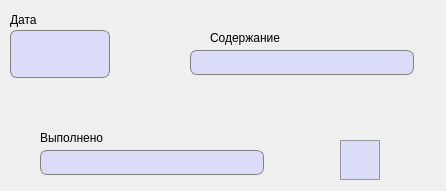
Old version of the form AddTask.ui in the repository FediiBohdan/TechService.
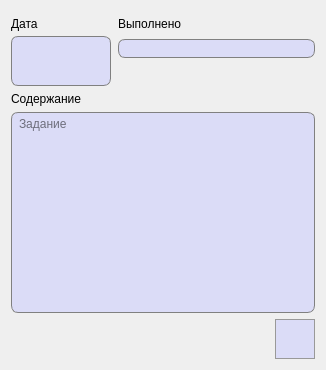
New version of the form. Icons and pictures are not drawn.

Commit message:
Tasks list at the desktop is working now + task windows are fixed
Still need to add the ability to add a task from the desktop

What changed in the file:
```diff
--- a/AddTask.ui
+++ b/AddTask.ui
@@ -6,66 +6,55 @@
    <rect>
     <x>0</x>
     <y>0</y>
-    <width>446</width>
-    <height>191</height>
+    <width>326</width>
+    <height>370</height>
    </rect>
   </property>
   <property name="windowTitle">
    <string>Добавление задания</string>
   </property>
+  <layout class="QGridLayout" name="gridLayout_2">
+   <item row="0" column="0">
+    <layout class="QGridLayout" name="gridLayout">
+     <property name="horizontalSpacing">
+      <number>7</number>
+     </property>
+     <property name="verticalSpacing">
+      <number>0</number>
+     </property>
+     <item row="0" column="0">
   <widget class="QLabel" name="label_8">
-   <property name="geometry">
-    <rect>
-     <x>10</x>
-     <y>9</y>
-     <width>100</width>
-     <height>21</height>
-    </rect>
+       <property name="minimumSize">
+        <size>
+         <width>0</width>
+         <height>25</height>
+        </size>
    </property>
    <property name="text">
     <string>Дата</string>
    </property>
   </widget>
-  <widget class="QLineEdit" name="timeLine">
-   <property name="geometry">
-    <rect>
-     <x>10</x>
-     <y>54</y>
-     <width>100</width>
-     <height>24</height>
-    </rect>
-   </property>
-   <property name="maximumSize">
+     </item>
+     <item row="0" column="1">
+      <widget class="QLabel" name="label_2">
+       <property name="minimumSize">
     <size>
-     <width>100</width>
-     <height>16777215</height>
-    </size>
-   </property>
-   <property name="font">
-    <font>
-     <pointsize>10</pointsize>
-    </font>
-   </property>
-   <property name="styleSheet">
-    <string notr="true">QLineEdit {
-	border: 1px solid gray;
-    border-radius: 7px;
-    background-color: #dbdcf7;
-	padding-left: 3px;
-	border-top-left-radius: 0px;
-	border-top-right-radius: 0px;
-	border-top: none;
-}</string>
-   </property>
-  </widget>
+         <width>0</width>
+         <height>25</height>
+        </size>
+       </property>
+       <property name="text">
+        <string>Выполнено</string>
+       </property>
+      </widget>
+     </item>
+     <item row="1" column="0">
   <widget class="QLineEdit" name="dateLine">
-   <property name="geometry">
-    <rect>
-     <x>10</x>
-     <y>30</y>
+       <property name="minimumSize">
+        <size>
      <width>100</width>
-     <height>24</height>
-    </rect>
+         <height>25</height>
+        </size>
    </property>
    <property name="maximumSize">
     <size>
@@ -90,50 +79,37 @@
 }</string>
    </property>
   </widget>
-  <widget class="QLineEdit" name="contentLine">
-   <property name="geometry">
-    <rect>
-     <x>190</x>
-     <y>50</y>
-     <width>224</width>
-     <height>25</height>
-    </rect>
-   </property>
-   <property name="font">
-    <font>
-     <pointsize>10</pointsize>
-    </font>
-   </property>
-   <property name="styleSheet">
-    <string notr="true">QLineEdit {
-	border: 1px solid gray;
-    border-radius: 7px;
-    background-color: #dbdcf7;
-	padding-left: 3px;
-}</string>
-   </property>
-  </widget>
-  <widget class="QLabel" name="label">
-   <property name="geometry">
-    <rect>
-     <x>210</x>
-     <y>30</y>
-     <width>101</width>
-     <height>16</height>
-    </rect>
-   </property>
-   <property name="text">
-    <string>Содержание</string>
-   </property>
-  </widget>
+     </item>
+     <item row="1" column="1">
   <widget class="QLineEdit" name="isFulfilledLine">
-   <property name="geometry">
-    <rect>
-     <x>40</x>
-     <y>150</y>
-     <width>224</width>
+       <property name="font">
+        <font>
+         <pointsize>10</pointsize>
+        </font>
+       </property>
+       <property name="styleSheet">
+        <string notr="true">QLineEdit {
+	border: 1px solid gray;
+    border-radius: 7px;
+    background-color: #dbdcf7;
+	padding-left: 3px;
+}</string>
+       </property>
+      </widget>
+     </item>
+     <item row="2" column="0">
+      <widget class="QLineEdit" name="timeLine">
+       <property name="minimumSize">
+        <size>
+         <width>100</width>
      <height>25</height>
-    </rect>
+        </size>
+       </property>
+       <property name="maximumSize">
+        <size>
+         <width>100</width>
+         <height>16777215</height>
+        </size>
    </property>
    <property name="font">
     <font>
@@ -146,37 +122,59 @@
     border-radius: 7px;
     background-color: #dbdcf7;
 	padding-left: 3px;
+	border-top-left-radius: 0px;
+	border-top-right-radius: 0px;
+	border-top: none;
 }</string>
    </property>
   </widget>
-  <widget class="QLabel" name="label_2">
-   <property name="geometry">
-    <rect>
-     <x>40</x>
-     <y>130</y>
-     <width>91</width>
-     <height>16</height>
-    </rect>
-   </property>
-   <property name="text">
-    <string>Выполнено</string>
-   </property>
-  </widget>
+     </item>
+    </layout>
+   </item>
+   <item row="1" column="0">
+    <layout class="QGridLayout" name="gridLayout_3">
+     <item row="1" column="0" colspan="2">
+      <widget class="QTextEdit" name="contentLine">
+       <property name="styleSheet">
+        <string notr="true">QTextEdit {
+	border: 1px solid gray;
+    border-radius: 7px;
+    background-color: #dbdcf7;
+	padding-left: 3px;
+}</string>
+       </property>
+       <property name="placeholderText">
+        <string>Задание</string>
+       </property>
+      </widget>
+     </item>
+     <item row="2" column="0">
+      <spacer name="horizontalSpacer_2">
+       <property name="orientation">
+        <enum>Qt::Horizontal</enum>
+       </property>
+       <property name="sizeHint" stdset="0">
+        <size>
+         <width>40</width>
+         <height>20</height>
+        </size>
+       </property>
+      </spacer>
+     </item>
+     <item row="2" column="1">
   <widget class="QPushButton" name="createTaskButton">
-   <property name="geometry">
-    <rect>
-     <x>340</x>
-     <y>140</y>
-     <width>40</width>
-     <height>40</height>
-    </rect>
-   </property>
    <property name="minimumSize">
     <size>
      <width>40</width>
      <height>40</height>
     </size>
    </property>
+       <property name="maximumSize">
+        <size>
+         <width>40</width>
+         <height>16777215</height>
+        </size>
+       </property>
    <property name="styleSheet">
     <string notr="true">QPushButton {
 	background-color: #dbdcf7;
@@ -207,6 +205,17 @@
     </size>
    </property>
   </widget>
+     </item>
+     <item row="0" column="0" colspan="2">
+      <widget class="QLabel" name="label">
+       <property name="text">
+        <string>Содержание</string>
+       </property>
+      </widget>
+     </item>
+    </layout>
+   </item>
+  </layout>
  </widget>
  <resources>
   <include location="images.qrc"/>
```
Lines whose indentation alone changed are shown as unchanged. The commit also changes 11 other files.
